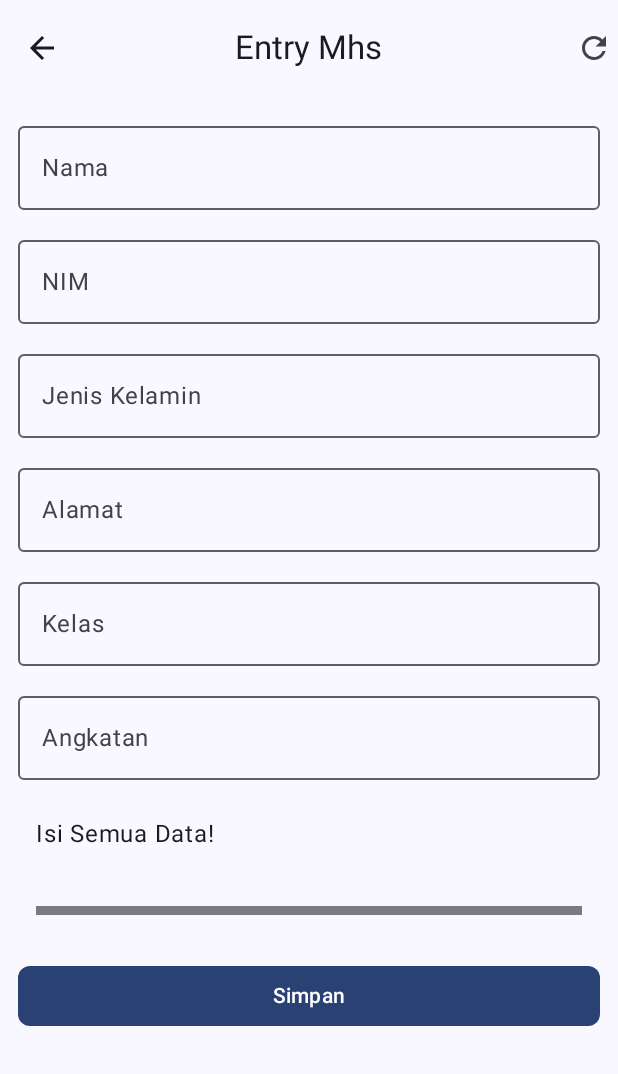
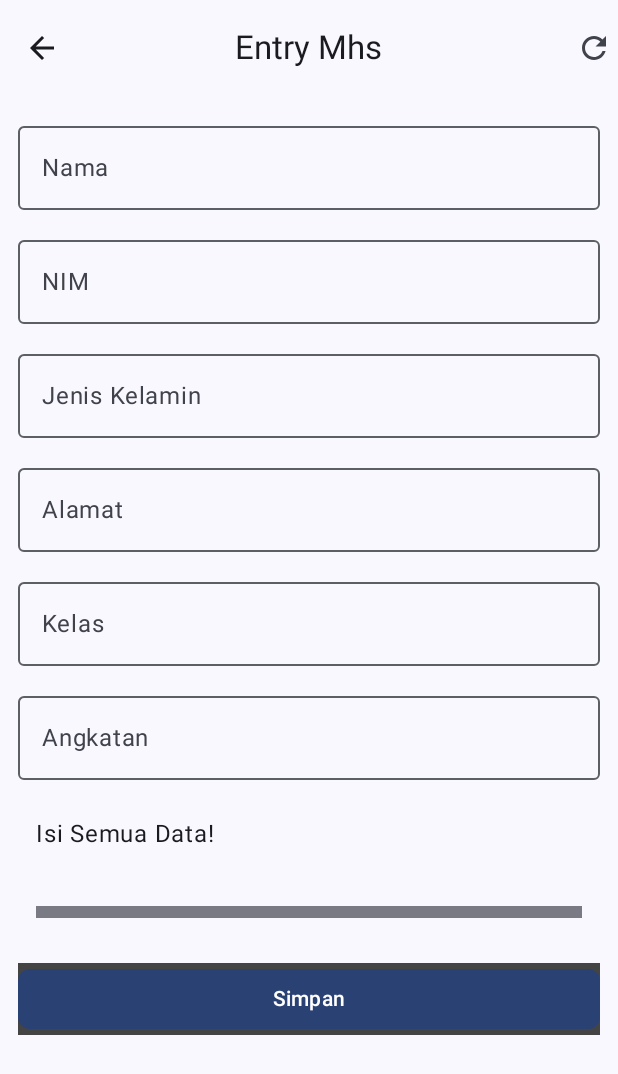
Before and after one commit to muthiasasi19/QuestAPI_167, an Android app built with Jetpack Compose: the composable EntryMhsScreen shown on its own in the app's theme, after a tap on "Simpan", on a phone screen of 412 x 824 dp. Shown: the top 1074 px of the screen. Run offline under Robolectric (Android 15) with nearby library versions, the phone set to English and light mode, and no system bars; libraries missing offline, so code that uses them is left out: com.jakewharton.retrofit2.

Commit message:
Membuat InsertView dan InsertViewModel untuk menambahkan data Mahasiswa

```diff
--- a/app/src/main/java/com/example/pertemuan_12/ui/view/InsertView.kt
+++ b/app/src/main/java/com/example/pertemuan_12/ui/view/InsertView.kt
@@ -1,11 +1,12 @@
 package com.example.pertemuan_12.ui.view
 
+
+import androidx.compose.foundation.background
 import androidx.compose.foundation.layout.Arrangement
 import androidx.compose.foundation.layout.Column
 import androidx.compose.foundation.layout.fillMaxWidth
 import androidx.compose.foundation.layout.padding
 import androidx.compose.foundation.rememberScrollState
-import androidx.compose.foundation.text.KeyboardOptions
 import androidx.compose.foundation.verticalScroll
 import androidx.compose.material3.Button
 import androidx.compose.material3.Divider
@@ -18,8 +19,8 @@ import androidx.compose.material3.TopAppBarDefaults
 import androidx.compose.runtime.Composable
 import androidx.compose.runtime.rememberCoroutineScope
 import androidx.compose.ui.Modifier
+import androidx.compose.ui.graphics.Color
 import androidx.compose.ui.input.nestedscroll.nestedScroll
-import androidx.compose.ui.text.input.KeyboardType
 import androidx.compose.ui.unit.dp
 import androidx.lifecycle.viewmodel.compose.viewModel
 import com.example.pertemuan_12.ui.costumwidget.CostumeTopAppBar
@@ -30,22 +31,21 @@ import com.example.pertemuan_12.ui.viewModel.InsertViewModel
 import com.example.pertemuan_12.ui.viewModel.PenyediaViewModel
 import kotlinx.coroutines.launch
 
-
-object DestinasiEntry : DestinasiNavigasi {
+object DestinasiEntry: DestinasiNavigasi {
     override val route = "item_entry"
     override val titleRes = "Entry Mhs"
 }
 
+
 @OptIn(ExperimentalMaterial3Api::class)
 @Composable
 fun EntryMhsScreen(
-    navigateBack: () -> Unit,
+    navigateBack:()->Unit,
     modifier: Modifier = Modifier,
     viewModel: InsertViewModel = viewModel(factory = PenyediaViewModel.Factory)
-) {
+){
     val coroutineScope = rememberCoroutineScope()
     val scrollBehavior = TopAppBarDefaults.enterAlwaysScrollBehavior()
-
     Scaffold(
         modifier = modifier.nestedScroll(scrollBehavior.nestedScrollConnection),
         topBar = {
@@ -74,13 +74,14 @@ fun EntryMhsScreen(
     }
 }
 
+
 @Composable
 fun EntryBody(
     insertUiState: InsertUiState,
-    onSiswaValueChange: (InsertUiEvent) -> Unit,
-    onSaveClick: () -> Unit,
-    modifier: Modifier = Modifier
-) {
+    onSiswaValueChange:(InsertUiEvent)->Unit,
+    onSaveClick:()->Unit,
+    modifier: Modifier=Modifier
+){
     Column(
         verticalArrangement = Arrangement.spacedBy(18.dp),
         modifier = modifier.padding(12.dp)
@@ -90,86 +91,106 @@ fun EntryBody(
             onValueChange = onSiswaValueChange,
             modifier = Modifier.fillMaxWidth()
         )
+
+
         Button(
             onClick = onSaveClick,
             shape = MaterialTheme.shapes.small,
-            modifier = Modifier.fillMaxWidth()
+            modifier = Modifier
+                .fillMaxWidth()
+                .background(Color.DarkGray) // Warna latar belakang tombol
         ) {
-            Text(text = "Simpan")
+            Text(
+                text = "Simpan",
+                color = Color.White // Warna teks tombol
+            )
         }
     }
 }
 
-@OptIn(ExperimentalMaterial3Api::class)
+
 @Composable
 fun FormInput(
     insertUiEvent: InsertUiEvent,
-    modifier: Modifier = Modifier,
-    onValueChange: (InsertUiEvent) -> Unit = {},
+    modifier: Modifier =Modifier,
+    onValueChange:(InsertUiEvent)->Unit = {},
     enabled: Boolean = true
-) {
+){
     Column(
-        verticalArrangement = Arrangement.spacedBy(12.dp),
-        modifier = modifier
+        modifier = modifier,
+        verticalArrangement = Arrangement.spacedBy(12.dp)
     ) {
         OutlinedTextField(
             value = insertUiEvent.nama,
-            onValueChange = { onValueChange(insertUiEvent.copy(nama = it)) },
+            onValueChange = {onValueChange(insertUiEvent.copy(nama = it))},
             label = { Text("Nama") },
             modifier = Modifier.fillMaxWidth(),
             enabled = enabled,
             singleLine = true
         )
+
+
         OutlinedTextField(
             value = insertUiEvent.nim,
-            onValueChange = { onValueChange(insertUiEvent.copy(nim = it)) },
+            onValueChange = {onValueChange(insertUiEvent.copy(nim = it))},
             label = { Text("NIM") },
             modifier = Modifier.fillMaxWidth(),
             enabled = enabled,
             singleLine = true
         )
+
+
         OutlinedTextField(
             value = insertUiEvent.jenisKelamin,
-            onValueChange = { onValueChange(insertUiEvent.copy(jenisKelamin = it)) },
+            onValueChange = {onValueChange(insertUiEvent.copy(jenisKelamin = it))},
             label = { Text("Jenis Kelamin") },
             modifier = Modifier.fillMaxWidth(),
             enabled = enabled,
             singleLine = true
         )
+
+
         OutlinedTextField(
             value = insertUiEvent.alamat,
-            onValueChange = { onValueChange(insertUiEvent.copy(alamat = it)) },
+            onValueChange = {onValueChange(insertUiEvent.copy(alamat = it))},
             label = { Text("Alamat") },
             modifier = Modifier.fillMaxWidth(),
             enabled = enabled,
             singleLine = true
         )
+
+
         OutlinedTextField(
             value = insertUiEvent.kelas,
-            onValueChange = { onValueChange(insertUiEvent.copy(kelas = it)) },
+            onValueChange = {onValueChange(insertUiEvent.copy(kelas = it))},
             label = { Text("Kelas") },
             modifier = Modifier.fillMaxWidth(),
             enabled = enabled,
             singleLine = true
         )
+
+
         OutlinedTextField(
             value = insertUiEvent.angkatan,
-            onValueChange = { onValueChange(insertUiEvent.copy(angkatan = it)) },
-            keyboardOptions = KeyboardOptions(keyboardType = KeyboardType.Number),
+            onValueChange = {onValueChange(insertUiEvent.copy(angkatan = it))},
             label = { Text("Angkatan") },
             modifier = Modifier.fillMaxWidth(),
             enabled = enabled,
             singleLine = true
         )
-        if (enabled) {
+        if (enabled){
             Text(
                 text = "Isi Semua Data!",
                 modifier = Modifier.padding(12.dp)
             )
         }
+
+
         Divider(
-            thickness = 6.dp,
+            thickness = 8.dp,
             modifier = Modifier.padding(12.dp)
         )
+
+
     }
 }
--- a/app/src/main/java/com/example/pertemuan_12/ui/viewModel/InsertViewModel.kt
+++ b/app/src/main/java/com/example/pertemuan_12/ui/viewModel/InsertViewModel.kt
@@ -5,12 +5,11 @@ import androidx.compose.runtime.mutableStateOf
 import androidx.compose.runtime.setValue
 import androidx.lifecycle.ViewModel
 import androidx.lifecycle.viewModelScope
+import com.example.pertemuan_12.repository.MahasiswaRepository
 import com.example.pertemuan_12.model.Mahasiswa
-import com.example.pertemuan_12.repository.MahasiswaRepository
 import kotlinx.coroutines.launch
 
 class InsertViewModel(private val mhs: MahasiswaRepository) : ViewModel() {
-
     var uiState by mutableStateOf(InsertUiState())
         private set
 
@@ -22,7 +21,7 @@ class InsertViewModel(private val mhs: MahasiswaRepository) : ViewModel() {
         viewModelScope.launch {
             try {
                 mhs.insertMahasiswa(uiState.insertUiEvent.toMhs())
-            } catch (e: Exception) {
+            }catch (e:Exception){
                 e.printStackTrace()
             }
         }
@@ -30,18 +29,21 @@ class InsertViewModel(private val mhs: MahasiswaRepository) : ViewModel() {
 }
 
 data class InsertUiState(
-    val insertUiEvent: InsertUiEvent = InsertUiEvent()
+    val insertUiEvent : InsertUiEvent = InsertUiEvent(),
+    val error: String? = null
+
 )
 
 data class InsertUiEvent(
-    val nim: String = "",
-    val nama: String = "",
-    val alamat: String = "",
-    val jenisKelamin: String = "",
-    val kelas: String = "",
-    val angkatan: String = ""
+    val nim:String = "",
+    val nama:String = "",
+    val alamat:String = "",
+    val jenisKelamin:String = "",
+    val kelas:String = "",
+    val angkatan:String = "",
 )
-fun InsertUiEventtoMhs(): Mahasiswa = Mahasiswa(
+
+fun InsertUiEvent.toMhs():Mahasiswa = Mahasiswa(
     nim = nim,
     nama = nama,
     alamat = alamat,
@@ -54,7 +56,7 @@ fun Mahasiswa.toUiStateMhs(): InsertUiState = InsertUiState(
     insertUiEvent = toInsertUiEvent()
 )
 
-fun Mahasiswa.toInsertUiEvent(): InsertUiEvent = InsertUiEvent(
+fun Mahasiswa.toInsertUiEvent():InsertUiEvent = InsertUiEvent(
     nim = nim,
     nama = nama,
     alamat = alamat,
```
